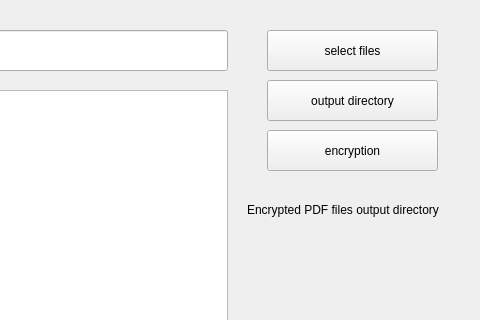
This is mainwindow.ui in uyplayer/PDFEncrypter as Qt 5 draws it before an edit; both pictures show x 483 to 963 and y 0 to 320 of the 963 by 618 pixel window. The edited form follows.
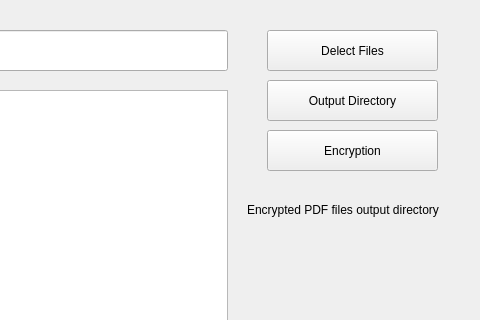
This is the edited form.

Commit message: change icon style

```diff
--- a/mainwindow.ui
+++ b/mainwindow.ui
@@ -64,7 +64,7 @@
      <bool>false</bool>
     </property>
     <property name="text">
-     <string>select files</string>
+     <string>Delect Files</string>
     </property>
    </widget>
    <widget class="QPushButton" name="encryption">
@@ -83,7 +83,7 @@
      <bool>false</bool>
     </property>
     <property name="text">
-     <string>encryption</string>
+     <string>Encryption</string>
     </property>
    </widget>
    <widget class="QListView" name="listView">
@@ -138,7 +138,7 @@
      <bool>false</bool>
     </property>
     <property name="text">
-     <string>output directory</string>
+     <string>Output Directory</string>
     </property>
    </widget>
    <widget class="QLabel" name="process_lebel">
```
The commit also changes 2 other files.
